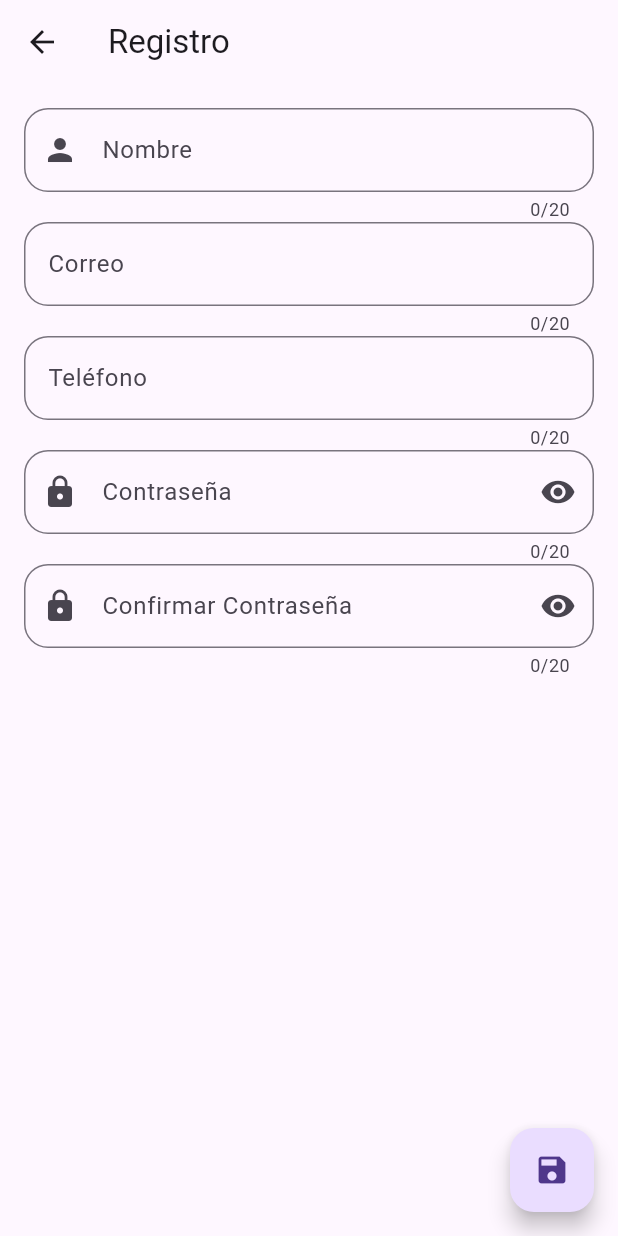
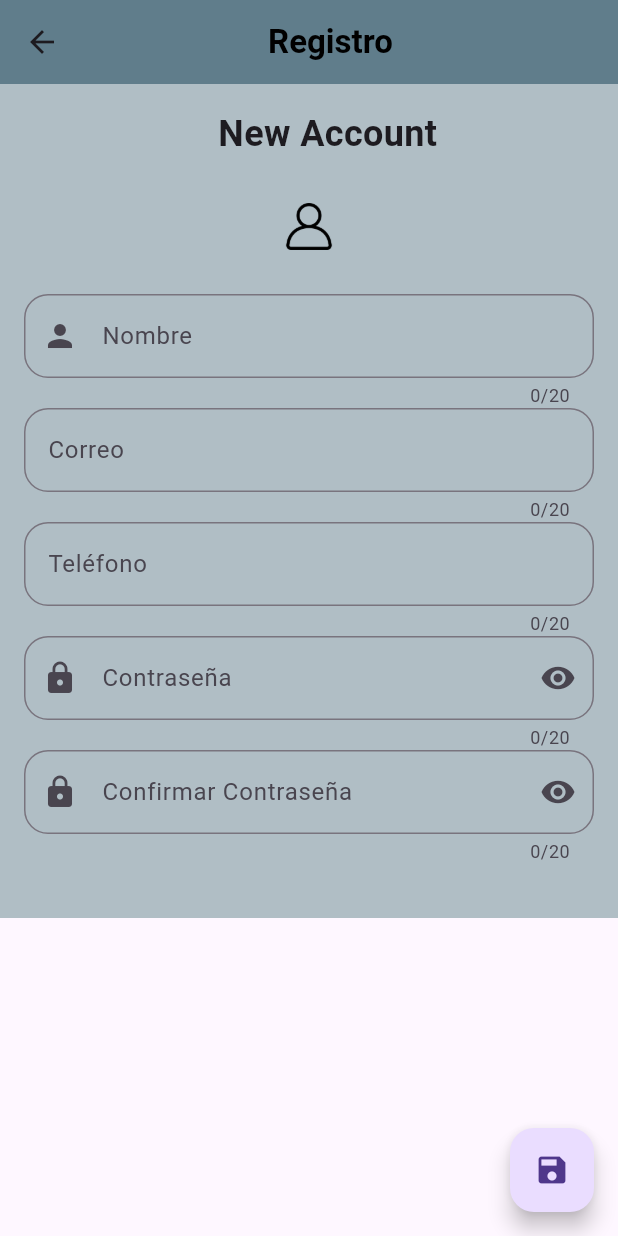
Before and after one commit to AndreaJVB/Tarea-Login, a Flutter app: the InputsPage screen opened by its route, on a phone screen of 412 x 824 dp. Run offline on Flutter 3.47's test engine with Material 3 defaults, Android fonts, the phone set to English and light mode, and no system bars.

Commit message:
Realizando decoration de registro

```diff
--- a/tarea_login/lib/registro.dart
+++ b/tarea_login/lib/registro.dart
@@ -1,6 +1,5 @@
 import 'package:flutter/material.dart';
 import 'package:tarea_login/widgets/custom_forms.dart';
-
 
 class InputsPage extends StatelessWidget {
   InputsPage({super.key});
@@ -18,11 +17,39 @@ class InputsPage extends StatelessWidget {
   Widget build(BuildContext context) {
     return Scaffold(
       appBar: AppBar(
-        title: Text('Registro'),
+        backgroundColor: Colors.blueGrey,
+        title: Center(
+          child: Text(
+            'Registro     ',
+            style: TextStyle(
+              color: Colors.black,
+              fontWeight: FontWeight.bold,
             ),
-      body: Padding(
+          ),
+        ),
+      ),
+      body: Container(
+        color: Colors.blueGrey[200], // Set the background color here
         padding: const EdgeInsets.all(16),
-        child: Form(
+        child: SingleChildScrollView(
+          // Add SingleChildScrollView to handle overflow
+          child: Column(
+            children: [
+              Text(
+                '    New Account',
+                style: TextStyle(
+                  fontSize: 24,
+                  fontWeight: FontWeight.bold,
+                ),
+              ),
+              SizedBox(height: 20),
+              Image.asset(
+                'assets/images/register.png', // Adjust the path to your image
+                width: 50,
+                height: 50,
+              ), // Adjust the path to your image
+              SizedBox(height: 20),
+              Form(
                 key: formkey,
                 child: Column(
                   children: [
@@ -80,7 +107,8 @@ class InputsPage extends StatelessWidget {
                         if (valor == null || valor.isEmpty) {
                           return 'La contraseña es obligatoria';
                         }
-                  if (!RegExp(r'^(?=.*[A-Z])(?=.*\W).{8,}$').hasMatch(valor)) {
+                        if (!RegExp(r'^(?=.*[A-Z])(?=.*\W).{8,}$')
+                            .hasMatch(valor)) {
                           return 'La contraseña debe tener al menos 8 caracteres, una mayúscula y un carácter especial';
                         }
                         return null;
@@ -106,6 +134,28 @@ class InputsPage extends StatelessWidget {
                       suffixIcon: Icon(Icons.remove_red_eye),
                       hintText: 'Confirme su contraseña',
                     ),
+                    SizedBox(height: 20),
+                    // Text(
+                    //   'Already have an account? ',
+                    //   style: TextStyle(fontSize: 16),
+                    // ),
+                    // GestureDetector(
+                    //   onTap: () {
+                    //     // Add navigation to the login page
+                    //   },
+                    //   child: Text(
+                    //     'Log in here',
+                    //     style: TextStyle(
+                    //       fontSize: 16,
+                    //       fontWeight: FontWeight.bold,
+                    //       color: Colors.blue,
+                    //       decoration: TextDecoration.underline,
+                    //     ),
+                    //   ),
+                    // ),
+                  ],
+                ),
+              ),
             ],
           ),
         ),
--- a/tarea_login/pubspec.yaml
+++ b/tarea_login/pubspec.yaml
@@ -61,6 +61,7 @@ flutter:
   # To add assets to your application, add an assets section, like this:
   assets:
     - assets/images/cover.jpg
+    - assets/images/register.png
   #   - images/a_dot_ham.jpeg
 
   # An image asset can refer to one or more resolution-specific "variants", see
```
Also changed, not shown: tarea_login/lib/widgets/usuario.dart (added, +41 -0 lines), tarea_login/assets/images/register.jpg (added), tarea_login/assets/images/register.png (added). Lines whose indentation alone changed are shown as unchanged.
